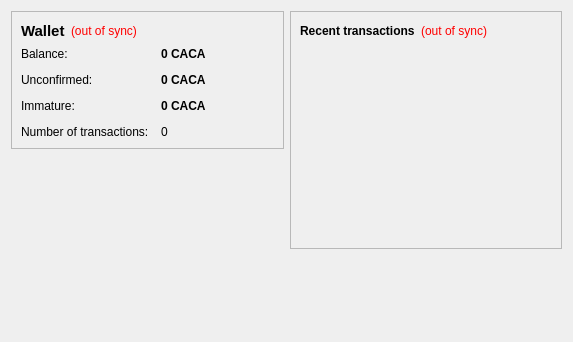
The window that src/qt/forms/overviewpage.ui (cacaperro/cacaperro) describes before a commit, drawn with Qt 5.
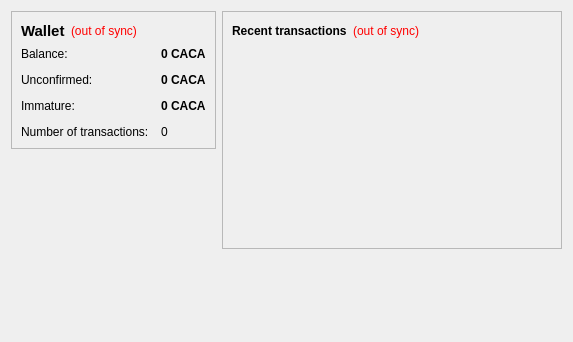
The same window after the commit. Icons and pictures are not drawn.

```diff
--- a/src/qt/forms/overviewpage.ui
+++ b/src/qt/forms/overviewpage.ui
@@ -13,7 +13,7 @@
   <property name="windowTitle">
    <string>Form</string>
   </property>
-  <layout class="QHBoxLayout" name="horizontalLayout" stretch="1,1">
+  <layout class="QHBoxLayout" name="horizontalLayout" stretch="0,1">
    <item>
     <layout class="QVBoxLayout" name="verticalLayout_2">
      <item>
```
Left out of the diff: 17 changed lines with no effect on the pictures.
